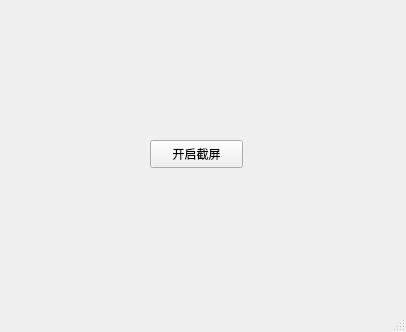
The window that simple-gdigrab/mainwindow.ui (jun-tech/ffmpeg) describes before a commit, drawn with Qt 5.
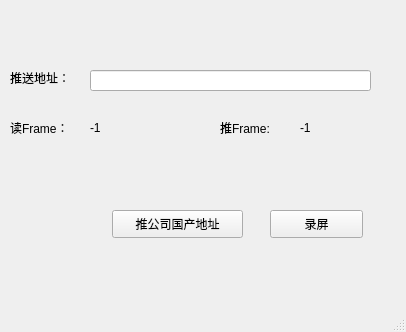
The same window after the commit.

```diff
--- a/simple-gdigrab/mainwindow.ui
+++ b/simple-gdigrab/mainwindow.ui
@@ -17,14 +17,102 @@
    <widget class="QPushButton" name="pushButton">
     <property name="geometry">
      <rect>
-      <x>150</x>
-      <y>140</y>
+      <x>270</x>
+      <y>210</y>
       <width>93</width>
       <height>28</height>
      </rect>
     </property>
     <property name="text">
-     <string>开启截屏</string>
+     <string>录屏</string>
+    </property>
+   </widget>
+   <widget class="QLineEdit" name="pushUrl">
+    <property name="geometry">
+     <rect>
+      <x>90</x>
+      <y>70</y>
+      <width>281</width>
+      <height>21</height>
+     </rect>
+    </property>
+   </widget>
+   <widget class="QLabel" name="label">
+    <property name="geometry">
+     <rect>
+      <x>10</x>
+      <y>70</y>
+      <width>72</width>
+      <height>15</height>
+     </rect>
+    </property>
+    <property name="text">
+     <string>推送地址：</string>
+    </property>
+   </widget>
+   <widget class="QLabel" name="statusText">
+    <property name="geometry">
+     <rect>
+      <x>10</x>
+      <y>120</y>
+      <width>72</width>
+      <height>15</height>
+     </rect>
+    </property>
+    <property name="text">
+     <string>读Frame：</string>
+    </property>
+   </widget>
+   <widget class="QLabel" name="label_2">
+    <property name="geometry">
+     <rect>
+      <x>220</x>
+      <y>120</y>
+      <width>72</width>
+      <height>15</height>
+     </rect>
+    </property>
+    <property name="text">
+     <string>推Frame:</string>
+    </property>
+   </widget>
+   <widget class="QLabel" name="readFV">
+    <property name="geometry">
+     <rect>
+      <x>90</x>
+      <y>120</y>
+      <width>121</width>
+      <height>16</height>
+     </rect>
+    </property>
+    <property name="text">
+     <string>-1</string>
+    </property>
+   </widget>
+   <widget class="QLabel" name="pushFV">
+    <property name="geometry">
+     <rect>
+      <x>300</x>
+      <y>120</y>
+      <width>91</width>
+      <height>16</height>
+     </rect>
+    </property>
+    <property name="text">
+     <string>-1</string>
+    </property>
+   </widget>
+   <widget class="QPushButton" name="pushButton_2">
+    <property name="geometry">
+     <rect>
+      <x>112</x>
+      <y>210</y>
+      <width>131</width>
+      <height>28</height>
+     </rect>
+    </property>
+    <property name="text">
+     <string>推公司国产地址</string>
     </property>
    </widget>
   </widget>
```
